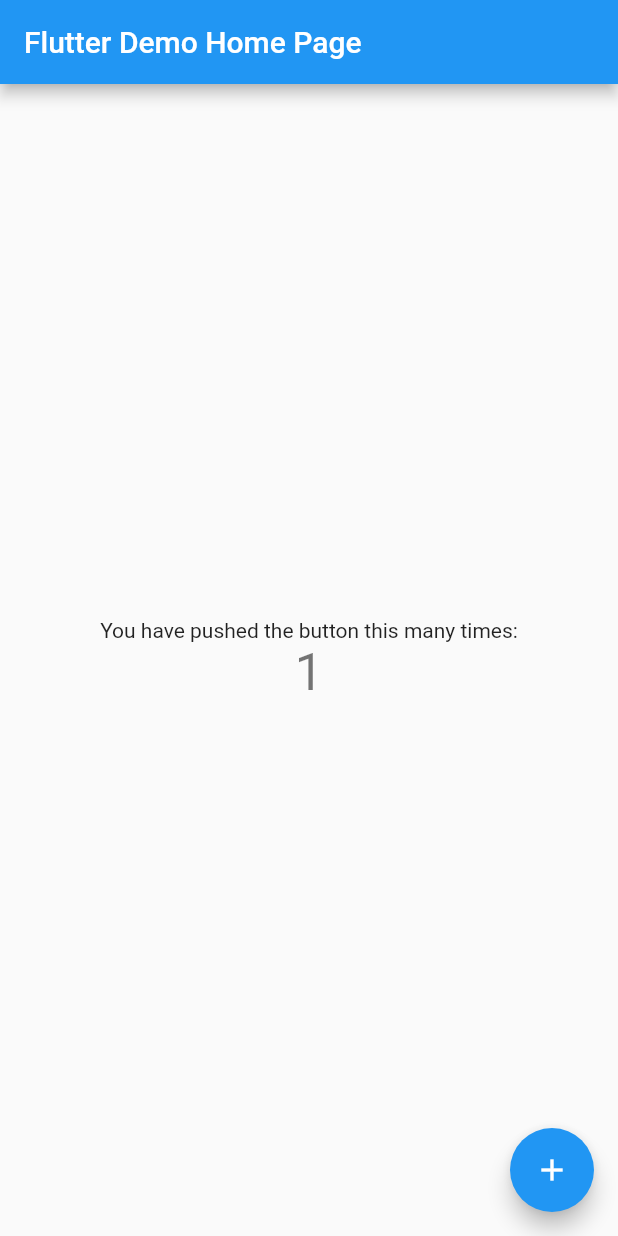
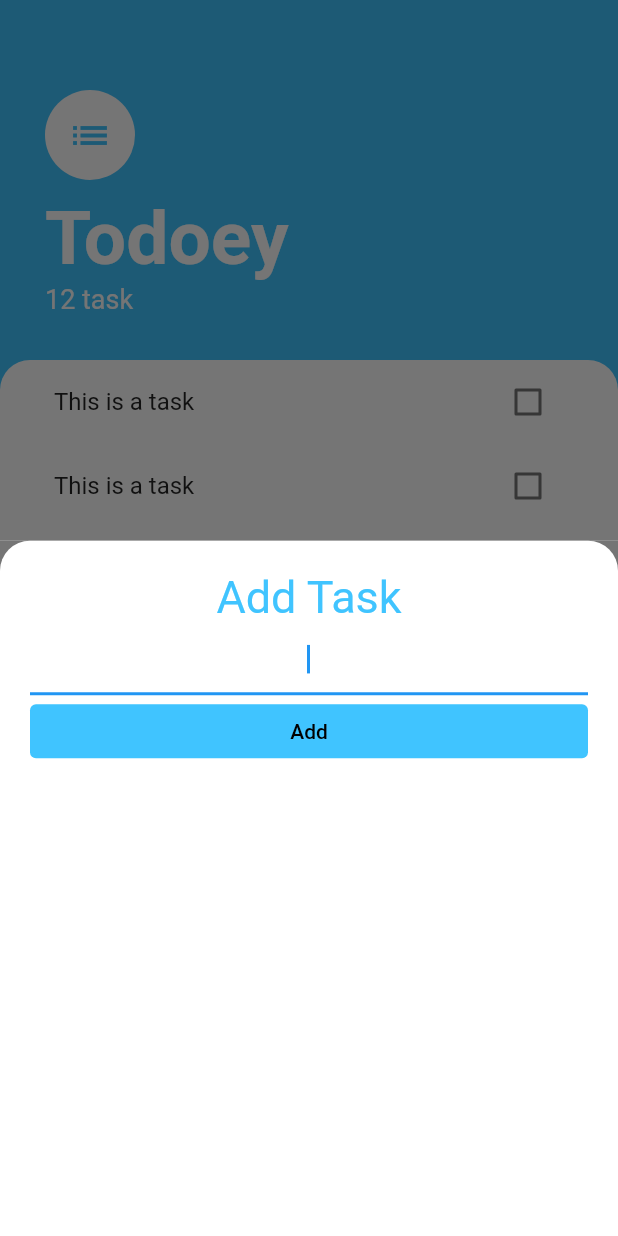
Before and after one commit to Ahmed1Bukha/To-dolist, a Flutter app: the screen it shows after launch, after a tap on the "add" icon, on a phone screen of 412 x 824 dp. Run offline on Flutter 3.47's test engine with Material 2 defaults, Android fonts, the phone set to English and light mode, and no system bars.

Commit message:
many work

```diff
--- a/todoist/lib/main.dart
+++ b/todoist/lib/main.dart
@@ -1,4 +1,5 @@
 import 'package:flutter/material.dart';
+import 'package:todoist/screens/tasksScreen.dart';
 
 void main() {
   runApp(const MyApp());
@@ -7,109 +8,10 @@ void main() {
 class MyApp extends StatelessWidget {
   const MyApp({super.key});
 
-  // This widget is the root of your application.
   @override
   Widget build(BuildContext context) {
     return MaterialApp(
-      title: 'Flutter Demo',
-      theme: ThemeData(
-        // This is the theme of your application.
-        //
-        // Try running your application with "flutter run". You'll see the
-        // application has a blue toolbar. Then, without quitting the app, try
-        // changing the primarySwatch below to Colors.green and then invoke
-        // "hot reload" (press "r" in the console where you ran "flutter run",
-        // or simply save your changes to "hot reload" in a Flutter IDE).
-        // Notice that the counter didn't reset back to zero; the application
-        // is not restarted.
-        primarySwatch: Colors.blue,
-      ),
-      home: const MyHomePage(title: 'Flutter Demo Home Page'),
+      home: tasksScreen(),
     );
   }
 }
-
-class MyHomePage extends StatefulWidget {
-  const MyHomePage({super.key, required this.title});
-
-  // This widget is the home page of your application. It is stateful, meaning
-  // that it has a State object (defined below) that contains fields that affect
-  // how it looks.
-
-  // This class is the configuration for the state. It holds the values (in this
-  // case the title) provided by the parent (in this case the App widget) and
-  // used by the build method of the State. Fields in a Widget subclass are
-  // always marked "final".
-
-  final String title;
-
-  @override
-  State<MyHomePage> createState() => _MyHomePageState();
-}
-
-class _MyHomePageState extends State<MyHomePage> {
-  int _counter = 0;
-
-  void _incrementCounter() {
-    setState(() {
-      // This call to setState tells the Flutter framework that something has
-      // changed in this State, which causes it to rerun the build method below
-      // so that the display can reflect the updated values. If we changed
-      // _counter without calling setState(), then the build method would not be
-      // called again, and so nothing would appear to happen.
-      _counter++;
-    });
-  }
-
-  @override
-  Widget build(BuildContext context) {
-    // This method is rerun every time setState is called, for instance as done
-    // by the _incrementCounter method above.
-    //
-    // The Flutter framework has been optimized to make rerunning build methods
-    // fast, so that you can just rebuild anything that needs updating rather
-    // than having to individually change instances of widgets.
-    return Scaffold(
-      appBar: AppBar(
-        // Here we take the value from the MyHomePage object that was created by
-        // the App.build method, and use it to set our appbar title.
-        title: Text(widget.title),
-      ),
-      body: Center(
-        // Center is a layout widget. It takes a single child and positions it
-        // in the middle of the parent.
-        child: Column(
-          // Column is also a layout widget. It takes a list of children and
-          // arranges them vertically. By default, it sizes itself to fit its
-          // children horizontally, and tries to be as tall as its parent.
-          //
-          // Invoke "debug painting" (press "p" in the console, choose the
-          // "Toggle Debug Paint" action from the Flutter Inspector in Android
-          // Studio, or the "Toggle Debug Paint" command in Visual Studio Code)
-          // to see the wireframe for each widget.
-          //
-          // Column has various properties to control how it sizes itself and
-          // how it positions its children. Here we use mainAxisAlignment to
-          // center the children vertically; the main axis here is the vertical
-          // axis because Columns are vertical (the cross axis would be
-          // horizontal).
-          mainAxisAlignment: MainAxisAlignment.center,
-          children: <Widget>[
-            const Text(
-              'You have pushed the button this many times:',
-            ),
-            Text(
-              '$_counter',
-              style: Theme.of(context).textTheme.headline4,
-            ),
-          ],
-        ),
-      ),
-      floatingActionButton: FloatingActionButton(
-        onPressed: _incrementCounter,
-        tooltip: 'Increment',
-        child: const Icon(Icons.add),
-      ), // This trailing comma makes auto-formatting nicer for build methods.
-    );
-  }
-}
--- /dev/null
+++ b/todoist/lib/screens/tasksScreen.dart
@@ -0,0 +1,80 @@
+// ignore_for_file: prefer_const_constructors
+
+import 'package:flutter/material.dart';
+import 'package:todoist/widgets/list_view.dart';
+
+import '../widgets/bottomSheet.dart';
+
+class tasksScreen extends StatelessWidget {
+  const tasksScreen({super.key});
+
+  Widget buildBottomThing(BuildContext build) => AddTaskScreen();
+
+  @override
+  Widget build(BuildContext context) {
+    return Scaffold(
+      floatingActionButton: FloatingActionButton(
+        child: Icon(Icons.add),
+        onPressed: () {
+          showModalBottomSheet(context: context, builder: buildBottomThing);
+        },
+        backgroundColor: Colors.lightBlueAccent,
+      ),
+      backgroundColor: Colors.lightBlueAccent,
+      body: Column(
+        crossAxisAlignment: CrossAxisAlignment.start,
+        children: [
+          Container(
+            padding: EdgeInsets.only(top: 60, left: 30, right: 30, bottom: 30),
+            // ignore: prefer_const_literals_to_create_immutables
+            child: Column(
+              crossAxisAlignment: CrossAxisAlignment.start,
+              // ignore: prefer_const_literals_to_create_immutables
+              children: [
+                CircleAvatar(
+                  radius: 30,
+                  backgroundColor: Colors.white,
+                  child: Icon(
+                    Icons.list,
+                    color: Colors.lightBlueAccent,
+                    size: 30,
+                  ),
+                ),
+                SizedBox(
+                  height: 10,
+                ),
+                Text(
+                  "Todoey",
+                  style: TextStyle(
+                    color: Colors.white,
+                    fontSize: 50,
+                    fontWeight: FontWeight.w700,
+                  ),
+                ),
+                Text(
+                  "12 task",
+                  style: TextStyle(color: Colors.white, fontSize: 18),
+                ),
+              ],
+            ),
+          ),
+          Expanded(
+            child: Container(
+              // ignore: sort_child_properties_last
+              padding: EdgeInsets.symmetric(horizontal: 20),
+              child: viewLmfao(),
+              height: 300,
+              decoration: BoxDecoration(
+                color: Colors.white,
+                borderRadius: BorderRadius.only(
+                  topLeft: Radius.circular(20),
+                  topRight: Radius.circular(20),
+                ),
+              ),
+            ),
+          )
+        ],
+      ),
+    );
+  }
+}
--- /dev/null
+++ b/todoist/lib/widgets/bottomSheet.dart
@@ -0,0 +1,47 @@
+// ignore_for_file: prefer_const_constructors
+
+import 'package:flutter/material.dart';
+import 'package:flutter/services.dart';
+
+class AddTaskScreen extends StatelessWidget {
+  const AddTaskScreen({super.key});
+
+  @override
+  Widget build(BuildContext context) {
+    return Container(
+      color: Color(0xff757575),
+      child: Container(
+        padding: EdgeInsets.all(20),
+        decoration: BoxDecoration(
+          color: Colors.white,
+          borderRadius: BorderRadius.only(
+            topLeft: Radius.circular(20),
+            topRight: Radius.circular(20),
+          ),
+        ),
+        child: Column(
+          crossAxisAlignment: CrossAxisAlignment.stretch,
+          // ignore: prefer_const_literals_to_create_immutables
+          children: [
+            Text(
+              "Add Task",
+              textAlign: TextAlign.center,
+              style: TextStyle(color: Colors.lightBlueAccent, fontSize: 30),
+            ),
+            TextField(
+              autofocus: true,
+              textAlign: TextAlign.center,
+            ),
+            TextButton(
+              onPressed: () {},
+              child: Text("Add"),
+              style: TextButton.styleFrom(
+                  backgroundColor: Colors.lightBlueAccent,
+                  foregroundColor: Colors.black),
+            )
+          ],
+        ),
+      ),
+    );
+  }
+}
--- /dev/null
+++ b/todoist/lib/widgets/list_tile.dart
@@ -0,0 +1,15 @@
+import 'package:flutter/material.dart';
+
+
+
+
+
+  ListTile listTileLmao() {
+    return ListTile(
+      title: Text("This is a task"),
+      trailing: Checkbox(
+        value: false,
+        onChanged: (value) {},
+      ),
+    );
+  }
--- /dev/null
+++ b/todoist/lib/widgets/list_view.dart
@@ -0,0 +1,13 @@
+import 'package:flutter/material.dart';
+import 'list_tile.dart';
+class viewLmfao extends StatelessWidget {
+  @override
+  Widget build(BuildContext context) {
+    return ListView(
+      // ignore: prefer_const_literals_to_create_immutables
+      children: [listTileLmao(), listTileLmao()],
+    );
+  }
+
+
+}
```
